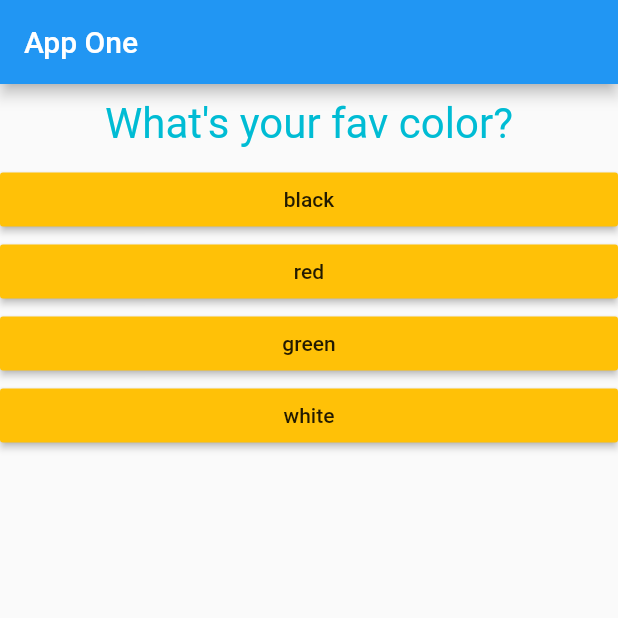
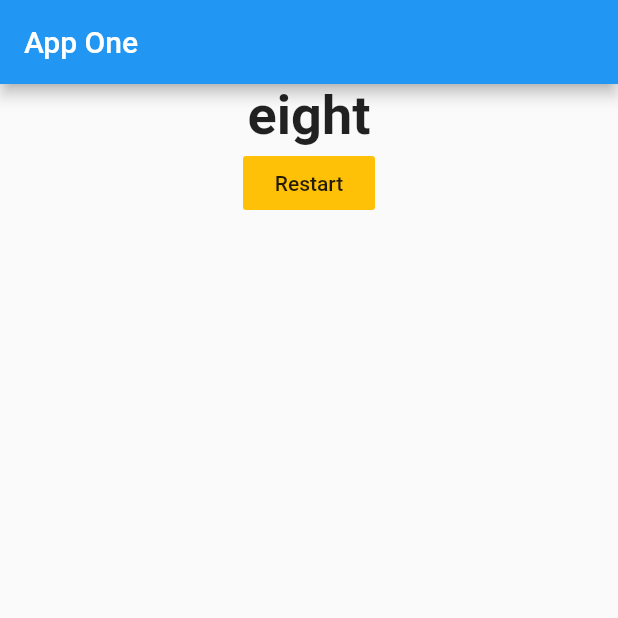
Before and after one commit to Kgresmer/flutter-training-one, a Flutter app: the screen it shows after launch, after a tap on "black", after a tap on "Steve", after a tap on "Gouda", on a phone screen of 412 x 824 dp, the top half of it. Run offline on Flutter 3.47's test engine with Material 2 defaults, Android fonts, the phone set to English and light mode, and no system bars.

Commit message:
Adding widgets for the quiz and result. Adding scores and different results.

```diff
--- a/lib/main.dart
+++ b/lib/main.dart
@@ -1,5 +1,5 @@
-import 'package:course_app_one/answer.dart';
-import 'package:course_app_one/question.dart';
+import 'package:course_app_one/quiz.dart';
+import 'package:course_app_one/result.dart';
 import 'package:flutter/material.dart';
 
 void main() {
@@ -15,14 +15,48 @@ class AppOne extends StatefulWidget {
 
 class _AppOneState extends State<AppOne> {
   var _questionIndex = 0;
+  var _totalScore = 0;
+  final _questions = const [
+    {
+      'question': 'What\'s your fav color?',
+      'answers': [
+        {'text': 'black', 'score': 5},
+        {'text': 'red', 'score': 4},
+        {'text': 'green', 'score': 2},
+        {'text': 'white', 'score': 1}
+      ]
+    },
+    {
+      'question': 'What\'s your fav name?',
+      'answers': [
+        {'text': 'Frank', 'score': 5},
+        {'text': 'Steve', 'score': 4},
+        {'text': 'Sigrid', 'score': 2},
+        {'text': 'Kevin', 'score': 2}
+      ]
+    },
+    {
+      'question': 'What\'s your fav cheese?',
+      'answers': [
+        {'text': 'Swiss', 'score': 5},
+        {'text': 'Cheddar', 'score': 4},
+        {'text': 'Gouda', 'score': 2},
+        {'text': 'Parmesan', 'score': 0}
+      ]
+    },
+  ];
 
-  void answerQuestion() {
+  void _resetQuiz() {
     setState(() {
-      if (_questionIndex == 2) {
-        _questionIndex = 0;
-      } else {
-        _questionIndex = _questionIndex + 1;
-      }
+      _questionIndex = 0;
+      _totalScore = 0;
+    });
+  }
+
+  void _answerQuestion(int score) {
+    setState(() {
+      _questionIndex = _questionIndex + 1;
+      _totalScore += score;
     });
     print('Answer Chosen' + _questionIndex.toString());
   }
@@ -30,32 +64,19 @@ class _AppOneState extends State<AppOne> {
   @override
   Widget build(BuildContext context) {
     print(_questionIndex.toString());
-    var questions = [
-      {'question': 'What\'s your fav color?', 'answers': [
-        'black', 'red', 'green', 'white'
-      ]},
-      {'question': 'What\'s your fav name?', 'answers': [
-        'Frank', 'Steve', 'Sigrid', 'Kevin'
-      ]},
-      {'question': 'What\'s your fav cheese?', 'answers': [
-        'Swiss', 'Cheddar', 'Gouda', 'Parmesan'
-      ]},
-    ];
-    if (_questionIndex > questions.length) _questionIndex = 0;
+
+    if (_questionIndex > _questions.length) _questionIndex = 0;
     return MaterialApp(
       home: Scaffold(
         appBar: AppBar(
           title: Text('App One'),
         ),
-        body: Column(
-          children: [
-            Question(questions[_questionIndex]['question']),
-            ...(questions[_questionIndex]['answers'] as List<String>)
-              .map((answer) {
-              return Answer(answerQuestion, answer);
-            }).toList()
-          ],
-        ),
+        body: _questionIndex < _questions.length
+            ? Quiz(
+                answerQuestion: _answerQuestion,
+                questions: _questions,
+                questionIndex: _questionIndex)
+            : Result(_totalScore, _resetQuiz),
       ),
     );
   }
--- /dev/null
+++ b/lib/quiz.dart
@@ -0,0 +1,25 @@
+import 'package:flutter/material.dart';
+import './question.dart';
+import './answer.dart';
+
+class Quiz extends StatelessWidget {
+  final List<Map<String, Object>> questions;
+  final int questionIndex;
+  final Function answerQuestion;
+
+  Quiz({@required this.questions, @required this.answerQuestion, @required this.questionIndex});
+
+  @override
+  Widget build(BuildContext context) {
+    return Column(
+      children: [
+        Question(questions[questionIndex]['question']),
+        ...(questions[questionIndex]['answers'] as List<Map<String, Object>>)
+            .map((answer) {
+          return Answer(() => answerQuestion(answer['score']), answer['text']);
+        }).toList()
+      ],
+    );
+  }
+
+}
--- /dev/null
+++ b/lib/result.dart
@@ -0,0 +1,36 @@
+import 'package:flutter/material.dart';
+
+class Result extends StatelessWidget {
+  final int totalScore;
+  final Function reset;
+
+  Result(this.totalScore, this.reset);
+
+  String get resultPhrase {
+    String resultText;
+    if (totalScore >= 12) {
+      resultText = 'twelve';
+    } else if (totalScore >= 8) {
+      resultText = 'eight';
+    } else {
+      resultText = 'Less than';
+    }
+    return resultText;
+  }
+
+  @override
+  Widget build(BuildContext context) {
+    return Center(
+        child: Column(
+          children: [
+            Text(
+              resultPhrase,
+              style: TextStyle(fontSize: 36, fontWeight: FontWeight.bold),
+              textAlign: TextAlign.center,
+            ),
+            FlatButton(onPressed: reset, child: Text('Restart'), color: Colors.amber)
+          ],
+        ),
+    );
+  }
+}
```
Also changed, not shown: 1 other file.
